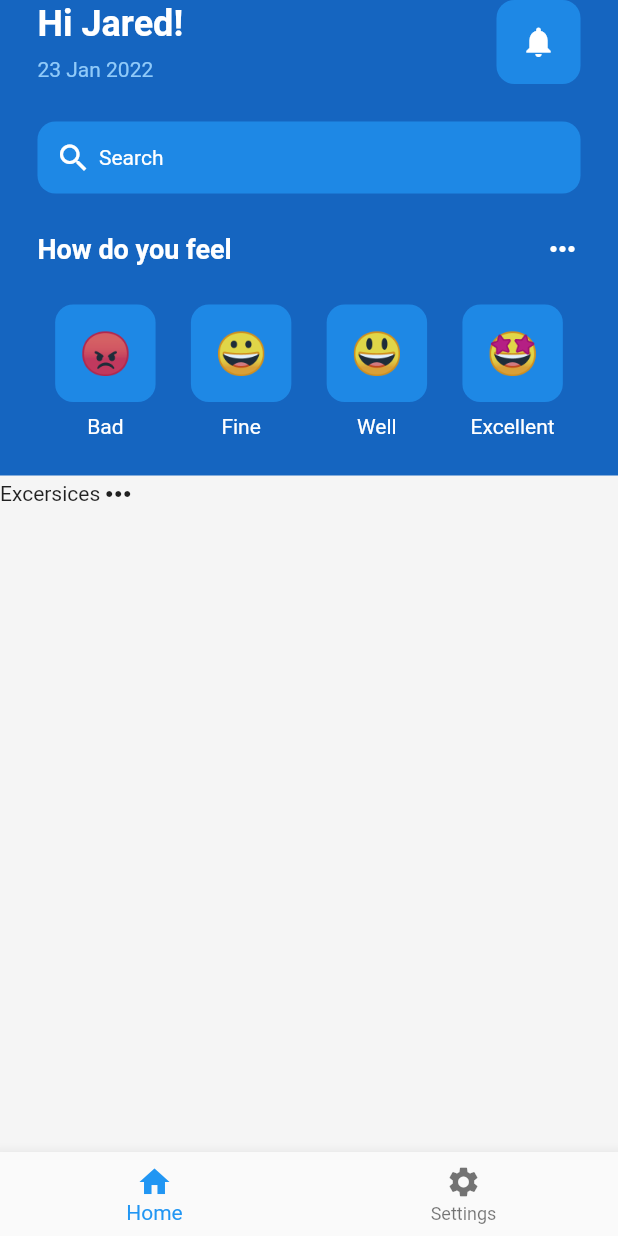
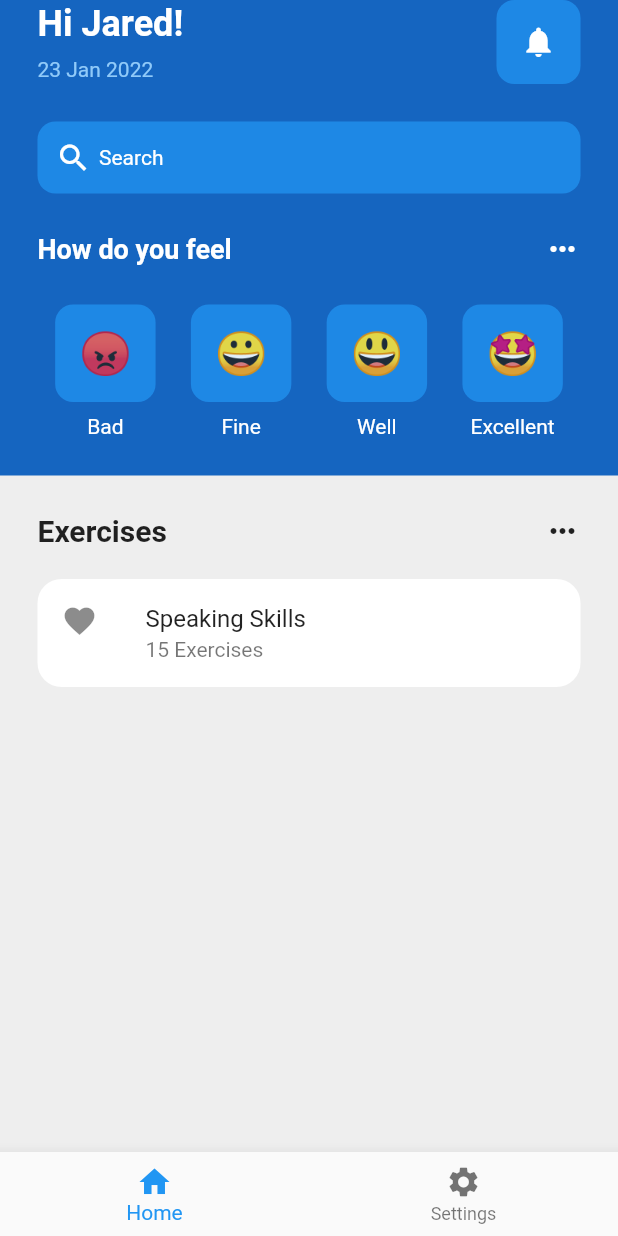
Before and after one commit to mrojasb2000/flutter_demo, a Flutter app: the screen it shows after launch, on a phone screen of 412 x 824 dp. Run offline on Flutter 3.47's test engine with Material 2 defaults, Android fonts, the phone set to English and light mode, and no system bars.

```diff
--- a/lib/pages/home_page.dart
+++ b/lib/pages/home_page.dart
@@ -190,16 +190,39 @@ class _HomePageState extends State<HomePage> {
               // White block
               Expanded(
                 child: Container(
-                  color: Colors.grey[100],
+                  padding: const EdgeInsets.all(25),
+                  color: Colors.grey[200],
                   child: Center(
                     child: Column(
                       children: [
+                        // exercises heading
                         Row(
+                          mainAxisAlignment: MainAxisAlignment.spaceBetween,
                           children: [
-                            Text('Excersices'),
-                            Icon(Icons.more_horiz),
+                            const Text(
+                              'Exercises',
+                              style: TextStyle(
+                                fontWeight: FontWeight.bold,
+                                fontSize: 20,
+                              ),
+                            ),
+                            const Icon(Icons.more_horiz),
                           ],
                         ),
+                        const SizedBox(
+                          height: 20,
+                        ),
+                        // listview of exercises
+                        Container(
+                          decoration: BoxDecoration(
+                              color: Colors.white,
+                              borderRadius: BorderRadius.circular(16)),
+                          child: const ListTile(
+                            leading: Icon(Icons.favorite),
+                            title: Text('Speaking Skills'),
+                            subtitle: Text('15 Exercises'),
+                          ),
+                        )
                       ],
                     ),
                   ),
```
